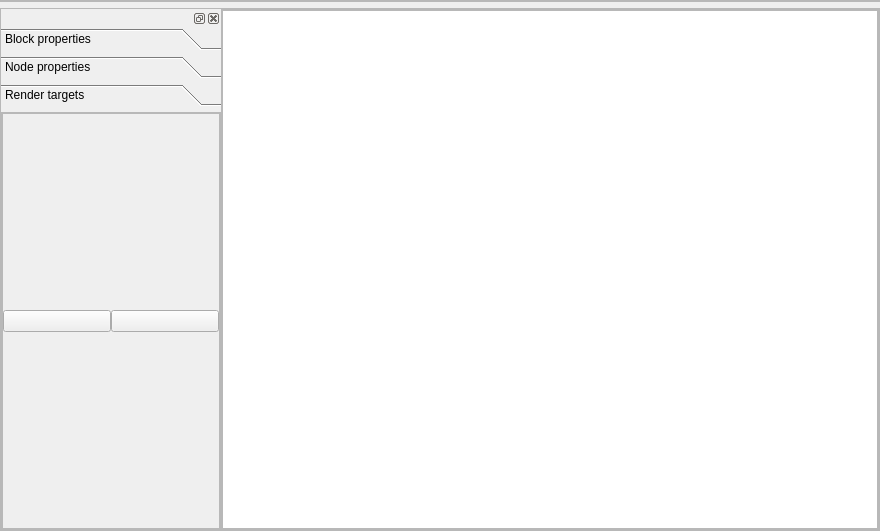
This is Code/Editor/TamyEditor/renderingpipelineeditor.ui in cccZone/tamy as Qt 5 draws it before an edit. The edited form follows.
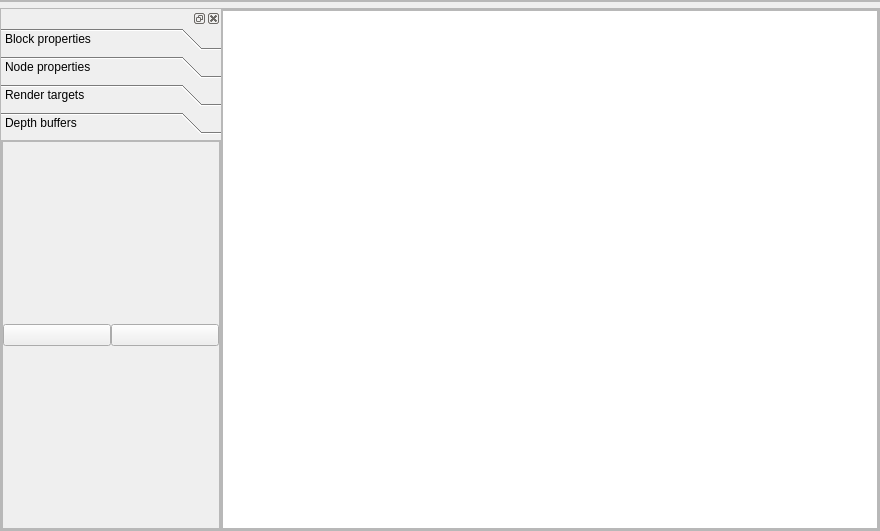
This is the edited form.

Commit message: - cascaded shadow maps - early stages - customizable depth buffers

Patch:
```diff
--- a/Code/Editor/TamyEditor/renderingpipelineeditor.ui
+++ b/Code/Editor/TamyEditor/renderingpipelineeditor.ui
@@ -63,7 +63,7 @@
           <item>
            <widget class="QToolBox" name="toolBox">
             <property name="currentIndex">
-             <number>2</number>
+             <number>3</number>
             </property>
             <widget class="QWidget" name="blockPropertiesPage">
              <property name="geometry">
@@ -146,8 +146,8 @@
               <rect>
                <x>0</x>
                <y>0</y>
-               <width>220</width>
-               <height>418</height>
+               <width>98</width>
+               <height>28</height>
               </rect>
              </property>
              <attribute name="label">
@@ -212,6 +212,77 @@
               </item>
              </layout>
             </widget>
+            <widget class="QWidget" name="depthBuffersPage">
+             <property name="geometry">
+              <rect>
+               <x>0</x>
+               <y>0</y>
+               <width>220</width>
+               <height>391</height>
+              </rect>
+             </property>
+             <attribute name="label">
+              <string>Depth buffers</string>
+             </attribute>
+             <layout class="QVBoxLayout" name="verticalLayout_6">
+              <property name="spacing">
+               <number>0</number>
+              </property>
+              <property name="margin">
+               <number>0</number>
+              </property>
+              <item>
+               <widget class="QFrame" name="frame_3">
+                <property name="frameShape">
+                 <enum>QFrame::StyledPanel</enum>
+                </property>
+                <property name="frameShadow">
+                 <enum>QFrame::Raised</enum>
+                </property>
+                <layout class="QVBoxLayout" name="depthBuffersPageLayout">
+                 <property name="spacing">
+                  <number>0</number>
+                 </property>
+                 <property name="margin">
+                  <number>0</number>
+                 </property>
+                 <item>
+                  <widget class="QFrame" name="frame_4">
+                   <property name="frameShape">
+                    <enum>QFrame::StyledPanel</enum>
+                   </property>
+                   <property name="frameShadow">
+                    <enum>QFrame::Raised</enum>
+                   </property>
+                   <layout class="QHBoxLayout" name="horizontalLayout_6">
+                    <property name="spacing">
+                     <number>0</number>
+                    </property>
+                    <property name="margin">
+                     <number>0</number>
+                    </property>
+                    <item>
+                     <widget class="QPushButton" name="addDepthBufferButton">
+                      <property name="text">
+                       <string/>
+                      </property>
+                     </widget>
+                    </item>
+                    <item>
+                     <widget class="QPushButton" name="removeDepthBufferButton">
+                      <property name="text">
+                       <string/>
+                      </property>
+                     </widget>
+                    </item>
+                   </layout>
+                  </widget>
+                 </item>
+                </layout>
+               </widget>
+              </item>
+             </layout>
+            </widget>
            </widget>
           </item>
          </layout>
```
Left out of the diff: 16 changed lines with no effect on the pictures. The commit also changes 60 other files.
